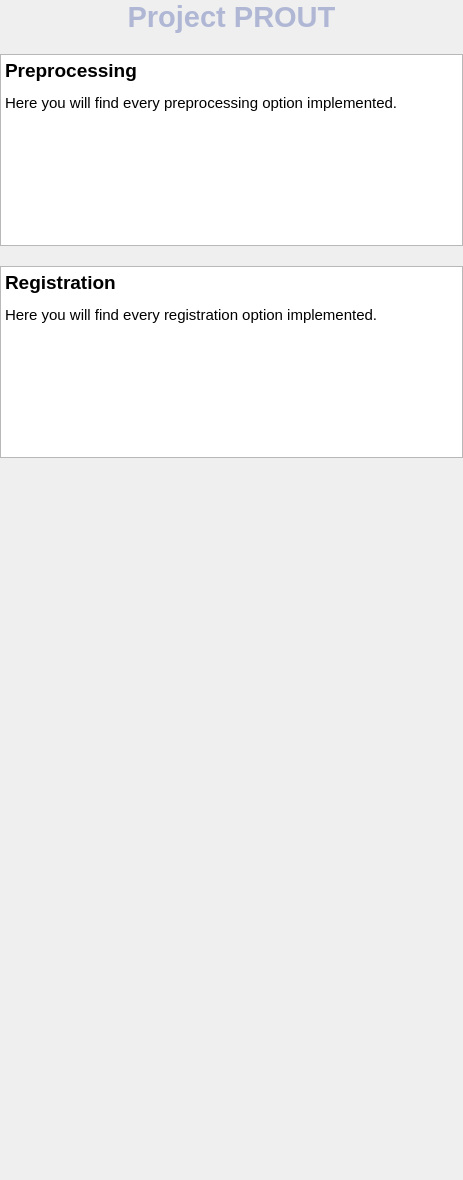
bastiensoucasse/pfe, file src/CustomRegistration/Resources/UI/Panel.ui: the form before one commit.
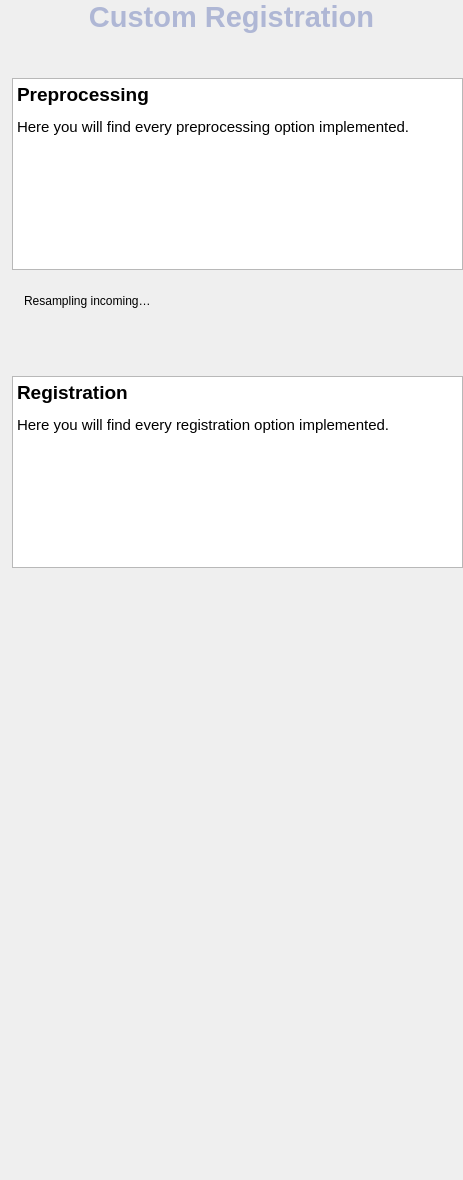
The form after the commit. Custom widgets are drawn as their Qt base class.

```diff
--- a/src/CustomRegistration/Resources/UI/Panel.ui
+++ b/src/CustomRegistration/Resources/UI/Panel.ui
@@ -14,10 +14,13 @@
    <string>Project PROUT</string>
   </property>
   <layout class="QVBoxLayout" name="panelVerticalLayout">
+   <property name="spacing">
+    <number>12</number>
+   </property>
    <item>
     <widget class="QLabel" name="Name">
      <property name="text">
-      <string>&lt;html&gt;&lt;head/&gt;&lt;body&gt;&lt;p align=&quot;center&quot;&gt;&lt;span style=&quot; font-size:22pt; font-weight:700; color:#afb7d5;&quot;&gt;Project PROUT&lt;/span&gt;&lt;/p&gt;&lt;/body&gt;&lt;/html&gt;</string>
+      <string>&lt;html&gt;&lt;head/&gt;&lt;body&gt;&lt;p align=&quot;center&quot;&gt;&lt;span style=&quot; font-size:22pt; font-weight:700; color:#afb7d5;&quot;&gt;Custom Registration&lt;/span&gt;&lt;/p&gt;&lt;/body&gt;&lt;/html&gt;</string>
      </property>
     </widget>
    </item>
@@ -45,21 +48,21 @@
      <property name="collapsed" stdset="0">
       <bool>true</bool>
      </property>
-     <layout class="QVBoxLayout" name="preprocessingVerticalLayout">
+     <layout class="QVBoxLayout" name="PreprocessingVerticalLayout" stretch="0,0">
       <property name="spacing">
-       <number>0</number>
+       <number>12</number>
       </property>
       <property name="leftMargin">
-       <number>0</number>
+       <number>12</number>
       </property>
       <property name="topMargin">
-       <number>0</number>
+       <number>12</number>
       </property>
       <property name="rightMargin">
        <number>0</number>
       </property>
       <property name="bottomMargin">
-       <number>0</number>
+       <number>12</number>
       </property>
       <item>
        <widget class="ctkFittedTextBrowser" name="PreprocessingTextBrowser">
@@ -80,7 +83,7 @@
 li.unchecked::marker { content: &quot;\2610&quot;; }
 li.checked::marker { content: &quot;\2612&quot;; }
 &lt;/style&gt;&lt;/head&gt;&lt;body style=&quot; font-family:'.AppleSystemUIFont'; font-size:13pt; font-weight:400; font-style:normal;&quot;&gt;
-&lt;p align=&quot;justify&quot; style=&quot; margin-top:0px; margin-bottom:0px; margin-left:0px; margin-right:0px; -qt-block-indent:0; text-indent:0px;&quot;&gt;&lt;span style=&quot; font-size:14pt; font-weight:700;&quot;&gt;Preprocessing&lt;/span&gt;&lt;/p&gt;
+&lt;p style=&quot; margin-top:0px; margin-bottom:0px; margin-left:0px; margin-right:0px; -qt-block-indent:0; text-indent:0px;&quot;&gt;&lt;span style=&quot; font-size:14pt; font-weight:700;&quot;&gt;Preprocessing&lt;/span&gt;&lt;/p&gt;
 &lt;p align=&quot;justify&quot; style=&quot; margin-top:12px; margin-bottom:12px; margin-left:0px; margin-right:0px; -qt-block-indent:0; text-indent:0px;&quot;&gt;&lt;span style=&quot; font-size:11pt;&quot;&gt;Here you will find every preprocessing option implemented.&lt;/span&gt;&lt;/p&gt;&lt;/body&gt;&lt;/html&gt;</string>
         </property>
         <property name="openExternalLinks">
@@ -91,6 +94,40 @@
         </property>
        </widget>
       </item>
+      <item>
+       <widget class="ctkCollapsibleButton" name="ResamplingCollapsibleWidget" native="true">
+        <property name="text" stdset="0">
+         <string>Resampling</string>
+        </property>
+        <property name="collapsed" stdset="0">
+         <bool>true</bool>
+        </property>
+        <layout class="QVBoxLayout" name="ResamplingVerticalLayout" stretch="0">
+         <property name="spacing">
+          <number>12</number>
+         </property>
+         <property name="leftMargin">
+          <number>12</number>
+         </property>
+         <property name="topMargin">
+          <number>12</number>
+         </property>
+         <property name="rightMargin">
+          <number>0</number>
+         </property>
+         <property name="bottomMargin">
+          <number>12</number>
+         </property>
+         <item>
+          <widget class="QLabel" name="ResamplingSampleText">
+           <property name="text">
+            <string>Resampling incoming…</string>
+           </property>
+          </widget>
+         </item>
+        </layout>
+       </widget>
+      </item>
      </layout>
     </widget>
    </item>
@@ -120,19 +157,19 @@
      </property>
      <layout class="QVBoxLayout" name="registrationVerticalLayout">
       <property name="spacing">
-       <number>0</number>
+       <number>12</number>
       </property>
       <property name="leftMargin">
-       <number>0</number>
+       <number>12</number>
       </property>
       <property name="topMargin">
-       <number>0</number>
+       <number>12</number>
       </property>
       <property name="rightMargin">
        <number>0</number>
       </property>
       <property name="bottomMargin">
-       <number>0</number>
+       <number>12</number>
       </property>
       <item>
        <widget class="ctkFittedTextBrowser" name="RegistrationTextBrowser">
@@ -153,7 +190,7 @@
 li.unchecked::marker { content: &quot;\2610&quot;; }
 li.checked::marker { content: &quot;\2612&quot;; }
 &lt;/style&gt;&lt;/head&gt;&lt;body style=&quot; font-family:'.AppleSystemUIFont'; font-size:13pt; font-weight:400; font-style:normal;&quot;&gt;
-&lt;p align=&quot;justify&quot; style=&quot; margin-top:0px; margin-bottom:0px; margin-left:0px; margin-right:0px; -qt-block-indent:0; text-indent:0px;&quot;&gt;&lt;span style=&quot; font-size:14pt; font-weight:700;&quot;&gt;Registration&lt;/span&gt;&lt;/p&gt;
+&lt;p style=&quot; margin-top:0px; margin-bottom:0px; margin-left:0px; margin-right:0px; -qt-block-indent:0; text-indent:0px;&quot;&gt;&lt;span style=&quot; font-size:14pt; font-weight:700;&quot;&gt;Registration&lt;/span&gt;&lt;/p&gt;
 &lt;p align=&quot;justify&quot; style=&quot; margin-top:12px; margin-bottom:12px; margin-left:0px; margin-right:0px; -qt-block-indent:0; text-indent:0px;&quot;&gt;&lt;span style=&quot; font-size:11pt;&quot;&gt;Here you will find every registration option implemented.&lt;/span&gt;&lt;/p&gt;&lt;/body&gt;&lt;/html&gt;</string>
         </property>
         <property name="openExternalLinks">
```
Left out of the diff: 2 changed lines with no effect on the pictures.
